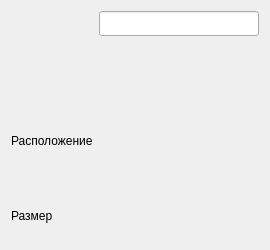
Qt form properties.ui (eugeen3/FileManager) before a commit.
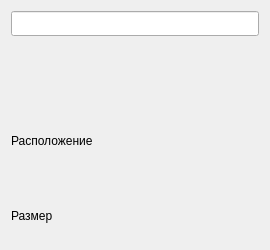
The same form after that commit.

What changed in the file:
```diff
--- a/properties.ui
+++ b/properties.ui
@@ -32,22 +32,6 @@
    <string>Dialog</string>
   </property>
   <layout class="QGridLayout" name="gridLayout">
-   <item row="0" column="1">
-    <widget class="QLineEdit" name="name">
-     <property name="minimumSize">
-      <size>
-       <width>0</width>
-       <height>25</height>
-      </size>
-     </property>
-     <property name="maximumSize">
-      <size>
-       <width>16777215</width>
-       <height>25</height>
-      </size>
-     </property>
-    </widget>
-   </item>
    <item row="1" column="0">
     <widget class="QLabel" name="typeLabel">
      <property name="text">
@@ -76,22 +60,6 @@
      </property>
     </widget>
    </item>
-   <item row="0" column="0">
-    <spacer name="verticalSpacer">
-     <property name="orientation">
-      <enum>Qt::Vertical</enum>
-     </property>
-     <property name="sizeType">
-      <enum>QSizePolicy::Fixed</enum>
-     </property>
-     <property name="sizeHint" stdset="0">
-      <size>
-       <width>20</width>
-       <height>25</height>
-      </size>
-     </property>
-    </spacer>
-   </item>
    <item row="1" column="1">
     <widget class="QLabel" name="typeInfo">
      <property name="text">
@@ -106,6 +74,22 @@
      </property>
     </widget>
    </item>
+   <item row="0" column="0" colspan="2">
+    <widget class="QLineEdit" name="name">
+     <property name="minimumSize">
+      <size>
+       <width>0</width>
+       <height>25</height>
+      </size>
+     </property>
+     <property name="maximumSize">
+      <size>
+       <width>16777215</width>
+       <height>25</height>
+      </size>
+     </property>
+    </widget>
+   </item>
   </layout>
  </widget>
  <resources/>
```
